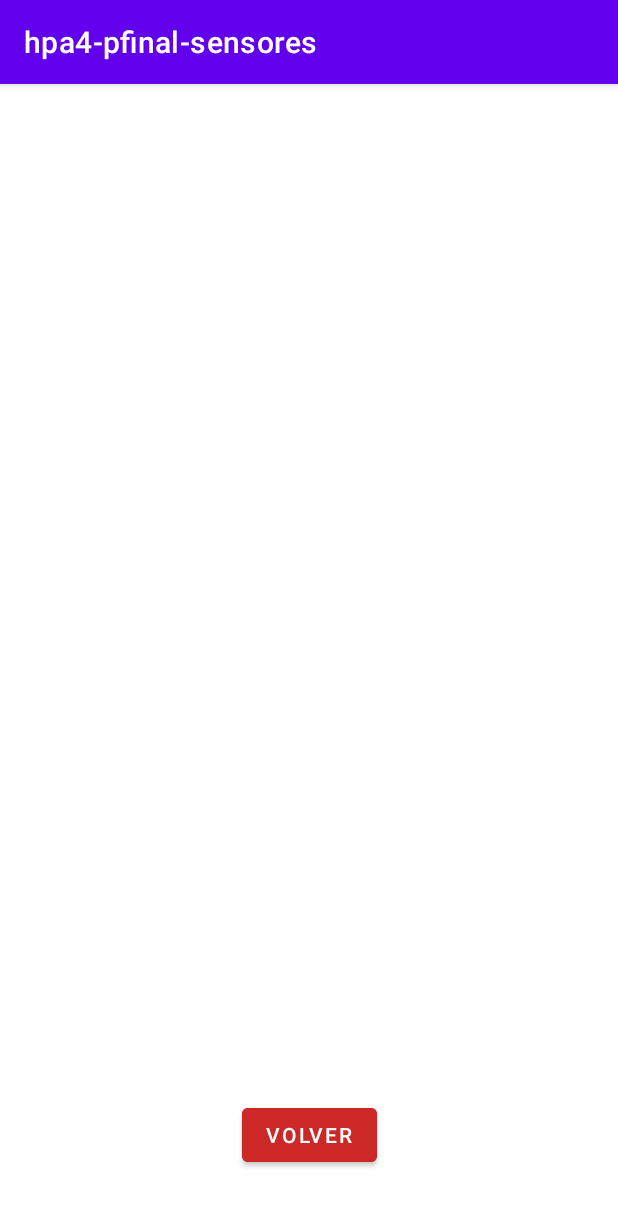
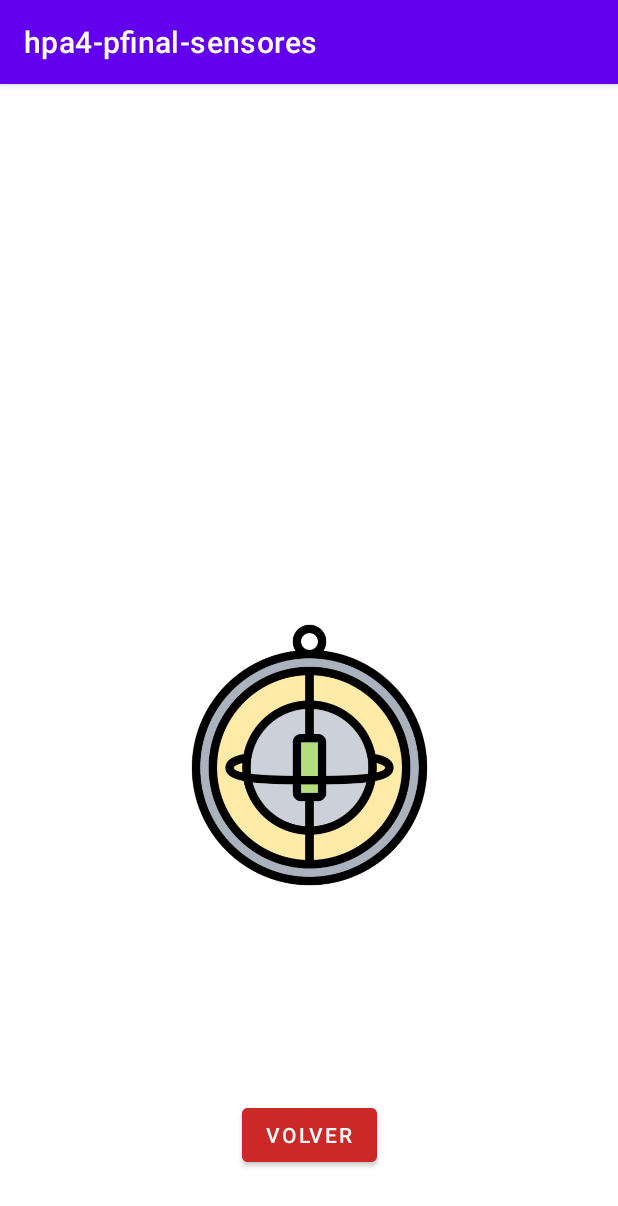
Before and after one commit to jeancj09/hpa4-pfinal-sensores, an Android app: the PantallaGiroscopio screen opened directly, with no data from a screen before it, on a phone screen of 412 x 824 dp. Shown: the top 1206 px of the screen. Run offline under Robolectric (Android 15) with nearby library versions, the phone set to English and light mode, and no system bars.

Commit message:
Insercion de coidigo temperatura y ajustes de giroscopio

```diff
--- a/app/src/main/res/layout/activity_pantalla_giroscopio.xml
+++ b/app/src/main/res/layout/activity_pantalla_giroscopio.xml
@@ -10,7 +10,7 @@
         android:id="@+id/tvsensor"
         android:layout_width="wrap_content"
         android:layout_height="wrap_content"
-        android:textSize="16sp"
+        android:textSize="34sp"
         app:layout_constraintBottom_toBottomOf="parent"
         app:layout_constraintHorizontal_bias="0.133"
         app:layout_constraintLeft_toLeftOf="parent"
@@ -29,7 +29,20 @@
         android:text="Volver"
         app:layout_constraintBottom_toBottomOf="parent"
         app:layout_constraintEnd_toEndOf="parent"
-        app:layout_constraintStart_toStartOf="parent" />
+        app:layout_constraintStart_toStartOf="parent"
+        app:layout_constraintTop_toBottomOf="@+id/imageView3" />
+
+    <ImageView
+        android:id="@+id/imageView3"
+        android:layout_width="179dp"
+        android:layout_height="0dp"
+        android:layout_marginTop="336dp"
+        android:layout_marginBottom="118dp"
+        app:layout_constraintBottom_toTopOf="@+id/btnregresar"
+        app:layout_constraintEnd_toEndOf="parent"
+        app:layout_constraintStart_toStartOf="parent"
+        app:layout_constraintTop_toTopOf="parent"
+        app:srcCompat="@drawable/iconogiro" />
 
 
 </androidx.constraintlayout.widget.ConstraintLayout>
```
Also changed, not shown: app/src/main/res/drawable/iconogiro.png (added).
